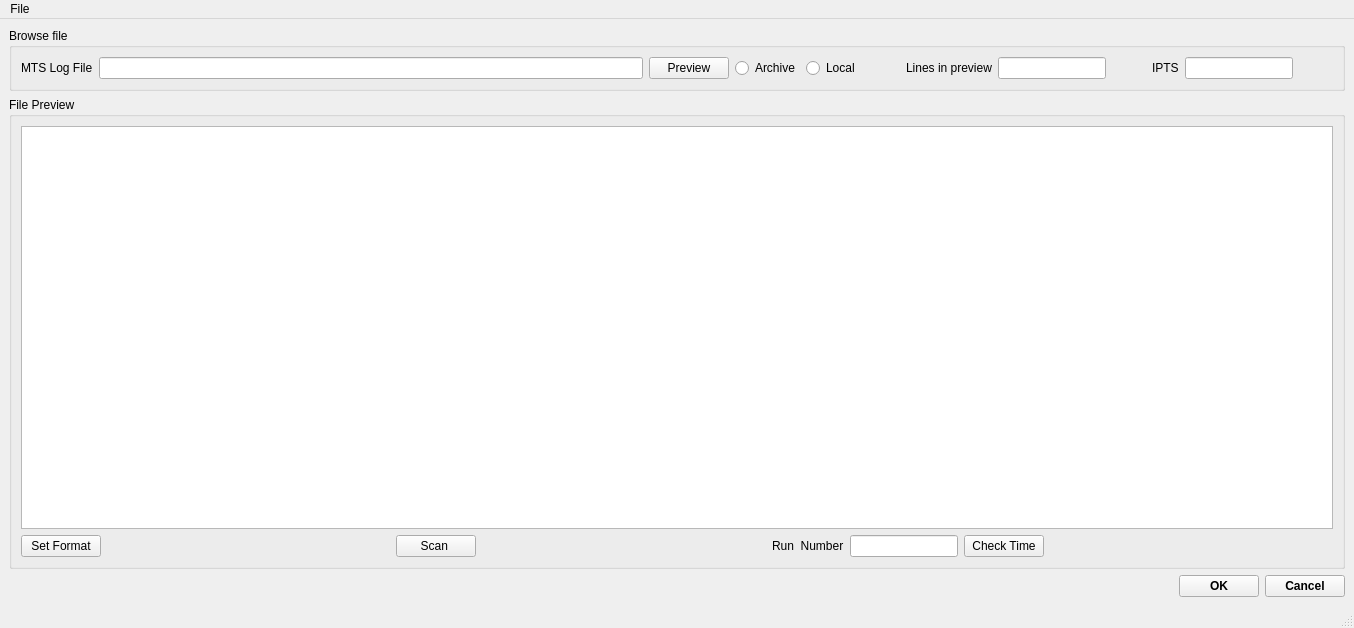
Old version of the form src/interface/gui/ui_loadVulcanMTSLogFile.ui in the repository neutrons/PyVDrive.
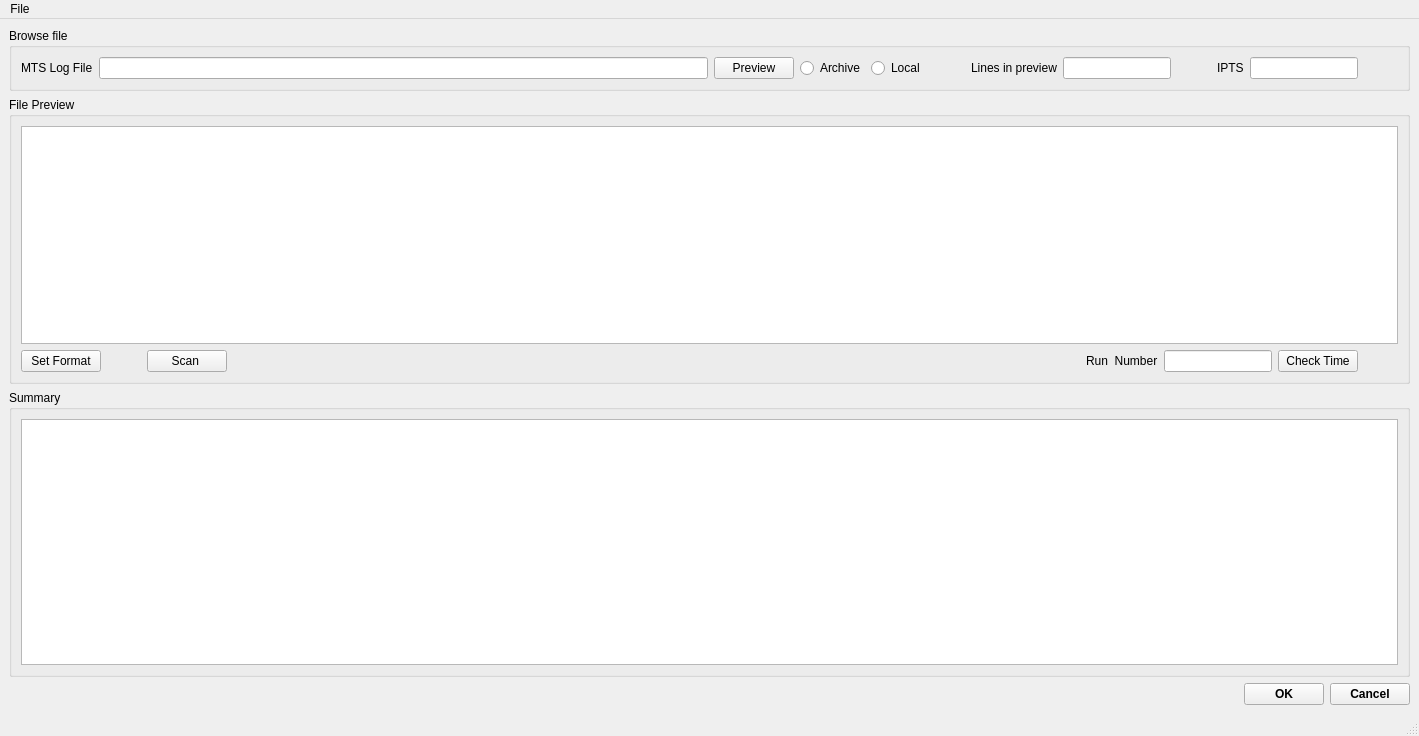
New version of the form. Custom widgets are drawn as their Qt base class.

The edit to the form file:
```diff
--- a/src/interface/gui/ui_loadVulcanMTSLogFile.ui
+++ b/src/interface/gui/ui_loadVulcanMTSLogFile.ui
@@ -9,8 +9,8 @@
    <rect>
     <x>0</x>
     <y>0</y>
-    <width>1354</width>
-    <height>628</height>
+    <width>1419</width>
+    <height>736</height>
    </rect>
   </property>
   <property name="windowTitle">
@@ -64,6 +64,9 @@
            <property name="orientation">
             <enum>Qt::Horizontal</enum>
            </property>
+           <property name="sizeType">
+            <enum>QSizePolicy::Preferred</enum>
+           </property>
            <property name="sizeHint" stdset="0">
             <size>
              <width>40</width>
@@ -101,6 +104,9 @@
            <property name="orientation">
             <enum>Qt::Horizontal</enum>
            </property>
+           <property name="sizeType">
+            <enum>QSizePolicy::Preferred</enum>
+           </property>
            <property name="sizeHint" stdset="0">
             <size>
              <width>40</width>
@@ -239,7 +245,7 @@
       </layout>
      </widget>
     </item>
-    <item row="2" column="0">
+    <item row="3" column="0">
      <layout class="QHBoxLayout" name="horizontalLayout">
       <item>
        <spacer name="horizontalSpacer">
@@ -282,6 +288,18 @@
       </item>
      </layout>
     </item>
+    <item row="2" column="0">
+     <widget class="QGroupBox" name="groupBox_2">
+      <property name="title">
+       <string>Summary</string>
+      </property>
+      <layout class="QGridLayout" name="gridLayout_5">
+       <item row="0" column="0">
+        <widget class="QPlainTextEdit" name="plainTextEdit_summaryView"/>
+       </item>
+      </layout>
+     </widget>
+    </item>
    </layout>
   </widget>
   <widget class="QMenuBar" name="menubar">
@@ -289,7 +307,7 @@
     <rect>
      <x>0</x>
      <y>0</y>
-     <width>1354</width>
+     <width>1419</width>
      <height>25</height>
     </rect>
    </property>
```
